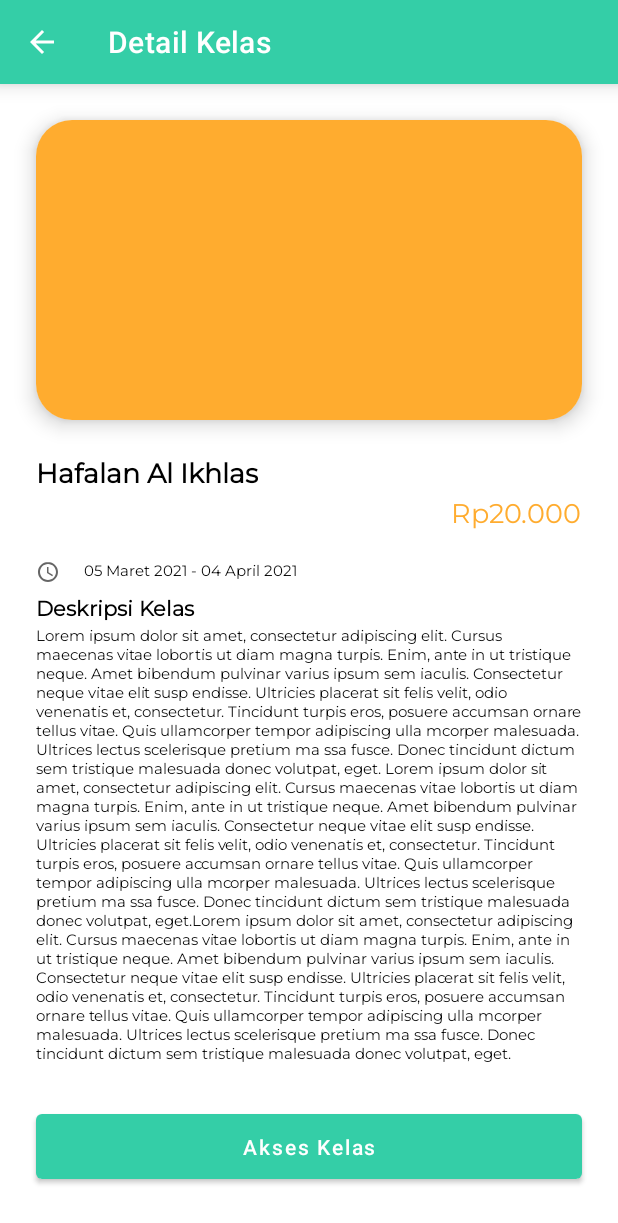
After one commit to nngarfdn/Ngaos, an Android app: the DetailKelasDiikuti screen opened directly, with no data from a screen before it, on a phone screen of 412 x 824 dp. The commit adds this screen. Shown: the top 1223 px of the screen. Run offline under Robolectric (Android 15) with nearby library versions, the phone set to English and light mode, and no system bars; our stand-ins replace Picasso; pictures from the network do not load; 5 statements that could not run were skipped.

Commit message:
Detail Kelas diikuti + join wa grup

```diff
--- a/app/src/main/AndroidManifest.xml
+++ b/app/src/main/AndroidManifest.xml
@@ -19,6 +19,9 @@
         android:supportsRtl="true"
         android:theme="@style/Theme.Ngaos"
         android:usesCleartextTraffic="true">
+        <activity
+            android:name=".ui.kelas.DetailKelasDiikuti"
+            android:exported="true" />
         <activity
             android:name=".ui.kelas.TerimakasihActivity"
             android:exported="true" />
--- a/app/src/main/java/com/udindev/ngaos/ui/dashboard/main/adapter/DaftarDiikutiAdapter.kt
+++ b/app/src/main/java/com/udindev/ngaos/ui/dashboard/main/adapter/DaftarDiikutiAdapter.kt
@@ -12,8 +12,7 @@ import android.widget.TextView
 import androidx.recyclerview.widget.RecyclerView
 import com.udindev.ngaos.R
 import com.udindev.ngaos.data.response.diikuti.Kela
-import com.udindev.ngaos.data.response.kelas.Data
-import com.udindev.ngaos.ui.kelas.DetailActivity
+import com.udindev.ngaos.ui.kelas.DetailKelasDiikuti
 import com.udindev.ngaos.utils.AppUtils.loadImageFromUrl
 import java.util.*
 
@@ -44,8 +43,8 @@ class DaftarDiikutiAdapter(private val activity: Activity) : RecyclerView.Adapte
         val item = countryFilterList[position]
         holder.bind(item)
         holder.itemView.setOnClickListener {
-            val intent = Intent(activity, DetailActivity::class.java)
-            intent.putExtra(DetailActivity.EXTRA_KELAS, item)
+            val intent = Intent(activity, DetailKelasDiikuti::class.java)
+            intent.putExtra(DetailKelasDiikuti.EXTRA_KELAS, item)
             activity.startActivity(intent)
         }
     }
--- /dev/null
+++ b/app/src/main/java/com/udindev/ngaos/ui/kelas/DetailKelasDiikuti.kt
@@ -0,0 +1,55 @@
+package com.udindev.ngaos.ui.kelas
+
+import android.content.Intent
+import android.net.Uri
+import android.os.Bundle
+import androidx.appcompat.app.AppCompatActivity
+import com.udindev.ngaos.data.response.diikuti.Kela
+import com.udindev.ngaos.databinding.ActivityDetailKelasDiikutiBinding
+import com.udindev.ngaos.utils.AppUtils
+
+
+class DetailKelasDiikuti : AppCompatActivity() {
+
+    private lateinit var binding: ActivityDetailKelasDiikutiBinding
+    private lateinit var kelas: Kela
+
+    companion object{
+        const val EXTRA_KELAS = "diikuti"
+    }
+
+    override fun onCreate(savedInstanceState: Bundle?) {
+        super.onCreate(savedInstanceState)
+        binding = ActivityDetailKelasDiikutiBinding.inflate(layoutInflater)
+        setContentView(binding.root)
+
+        setSupportActionBar(binding.toolbar)
+        supportActionBar!!.setDisplayHomeAsUpEnabled(true)
+        val i = intent.extras
+        if (i != null) {
+            kelas = i.getParcelable(EXTRA_KELAS)!!
+        }
+        binding.btnBergabung.setOnClickListener {
+            val intent = Intent(Intent.ACTION_VIEW)
+            intent.setData(Uri.parse(kelas.linkGrupWa));
+            intent.setPackage("com.whatsapp");
+            startActivity(intent);
+        }
+        initViews()
+    }
+
+    private fun initViews() {
+        binding.txtNamaKelas.text = kelas.namaKelas
+//        binding.txtNamaPengajar.text = kelas.pengajar
+        AppUtils.loadImageFromUrl(binding.imgDetailKelas, kelas.fotoKelas)
+        binding.txtDescription.text = kelas.deskripsiKelas
+        binding.txtHargaKelas.text = kelas.biaya.toString()
+        binding.txtWaktuPelaksanaan.text = "${kelas.waktuMulai} - ${kelas.waktuSelesai}"
+
+    }
+
+    override fun onSupportNavigateUp(): Boolean {
+        onBackPressed()
+        return true
+    }
+}
--- /dev/null
+++ b/app/src/main/res/layout/activity_detail_kelas_diikuti.xml
@@ -0,0 +1,132 @@
+<?xml version="1.0" encoding="utf-8"?>
+<androidx.constraintlayout.widget.ConstraintLayout xmlns:android="http://schemas.android.com/apk/res/android"
+    xmlns:app="http://schemas.android.com/apk/res-auto"
+    xmlns:tools="http://schemas.android.com/tools"
+    android:layout_width="match_parent"
+    android:layout_height="match_parent"
+    tools:context=".ui.kelas.DetailKelasDiikuti">
+
+    <androidx.appcompat.widget.Toolbar
+        android:id="@+id/toolbar"
+        style="@style/Toolbar"
+        app:layout_constraintEnd_toEndOf="parent"
+        app:layout_constraintStart_toStartOf="parent"
+        app:layout_constraintTop_toTopOf="parent"
+        app:title="Detail Kelas" />
+
+    <androidx.cardview.widget.CardView
+        android:id="@+id/cardView3"
+        android:layout_width="match_parent"
+        android:layout_height="200dp"
+        android:layout_marginHorizontal="24dp"
+        android:layout_marginTop="24dp"
+        app:cardCornerRadius="24dp"
+        app:cardElevation="8dp"
+        app:layout_constraintTop_toBottomOf="@+id/toolbar"
+        tools:layout_editor_absoluteX="24dp">
+
+        <ImageView
+            android:id="@+id/img_detail_kelas"
+            android:layout_width="match_parent"
+            android:layout_height="match_parent"
+            android:src="@color/orange" />
+    </androidx.cardview.widget.CardView>
+
+    <TextView
+        android:id="@+id/txt_nama_kelas"
+        android:layout_width="wrap_content"
+        android:layout_height="wrap_content"
+        android:layout_marginTop="24dp"
+        android:fontFamily="@font/montserrat"
+        android:text="@string/hafalan_al_ikhlas"
+        android:textColor="@color/black"
+        android:textSize="18sp"
+        android:textStyle="bold"
+        app:layout_constraintStart_toStartOf="@+id/cardView3"
+        app:layout_constraintTop_toBottomOf="@+id/cardView3" />
+
+    <TextView
+        android:id="@+id/txt_harga_kelas"
+        android:layout_width="wrap_content"
+        android:layout_height="wrap_content"
+        android:fontFamily="@font/montserrat"
+        android:text="@string/rp20_000"
+        android:textColor="@color/orange"
+        android:textSize="18sp"
+        app:layout_constraintEnd_toEndOf="@+id/cardView3"
+        app:layout_constraintTop_toBottomOf="@+id/txt_nama_kelas" />
+
+    <ImageView
+        android:id="@+id/imageView7"
+        android:layout_width="wrap_content"
+        android:layout_height="wrap_content"
+        android:layout_marginTop="16dp"
+        android:src="@drawable/ic_waktu"
+        app:layout_constraintStart_toStartOf="@+id/txt_nama_kelas"
+        app:layout_constraintTop_toBottomOf="@+id/txt_harga_kelas" />
+
+    <TextView
+        android:id="@+id/txt_waktu_pelaksanaan"
+        android:layout_width="wrap_content"
+        android:layout_height="wrap_content"
+        android:layout_marginStart="16dp"
+        android:fontFamily="@font/montserrat"
+        android:text="@string/_05_maret_2021_04_april_2021"
+        android:textColor="@color/black"
+        android:textSize="10sp"
+        app:layout_constraintBottom_toBottomOf="@+id/imageView7"
+        app:layout_constraintStart_toEndOf="@+id/imageView7"
+        app:layout_constraintTop_toTopOf="@+id/imageView7" />
+    <TextView
+        android:id="@+id/textview3"
+        android:layout_width="wrap_content"
+        android:layout_height="wrap_content"
+        android:layout_marginTop="8dp"
+        android:fontFamily="@font/montserrat"
+        android:text="@string/deskripsi_kelas"
+        android:textColor="@color/black"
+        android:textSize="14sp"
+        android:textStyle="bold"
+        app:layout_constraintStart_toStartOf="@+id/imageView7"
+        app:layout_constraintTop_toBottomOf="@+id/txt_waktu_pelaksanaan" />
+
+
+    <ScrollView
+        android:layout_width="match_parent"
+        android:layout_height="0dp"
+        android:layout_marginHorizontal="24sp"
+        android:layout_marginBottom="8dp"
+        app:layout_constraintBottom_toTopOf="@+id/btn_bergabung"
+        app:layout_constraintTop_toBottomOf="@+id/textview3"
+        tools:layout_editor_absoluteX="24dp">
+
+        <LinearLayout
+            android:layout_width="match_parent"
+            android:layout_height="wrap_content"
+            android:orientation="vertical">
+
+            <TextView
+                android:id="@+id/txt_description"
+                android:layout_width="match_parent"
+                android:layout_height="wrap_content"
+                android:fontFamily="@font/montserrat"
+                android:text="@string/lorep"
+                android:textColor="@color/black"
+                android:textSize="10sp" />
+        </LinearLayout>
+    </ScrollView>
+
+    <com.google.android.material.button.MaterialButton
+        android:id="@+id/btn_bergabung"
+        android:layout_width="match_parent"
+        android:layout_height="55dp"
+        android:layout_marginHorizontal="24dp"
+        android:layout_marginBottom="32dp"
+        android:text="Akses Kelas"
+        android:textAllCaps="false"
+        android:textColor="@color/white"
+        app:layout_constraintBottom_toBottomOf="parent"
+        tools:layout_editor_absoluteX="24dp" />
+
+
+</androidx.constraintlayout.widget.ConstraintLayout>
```
